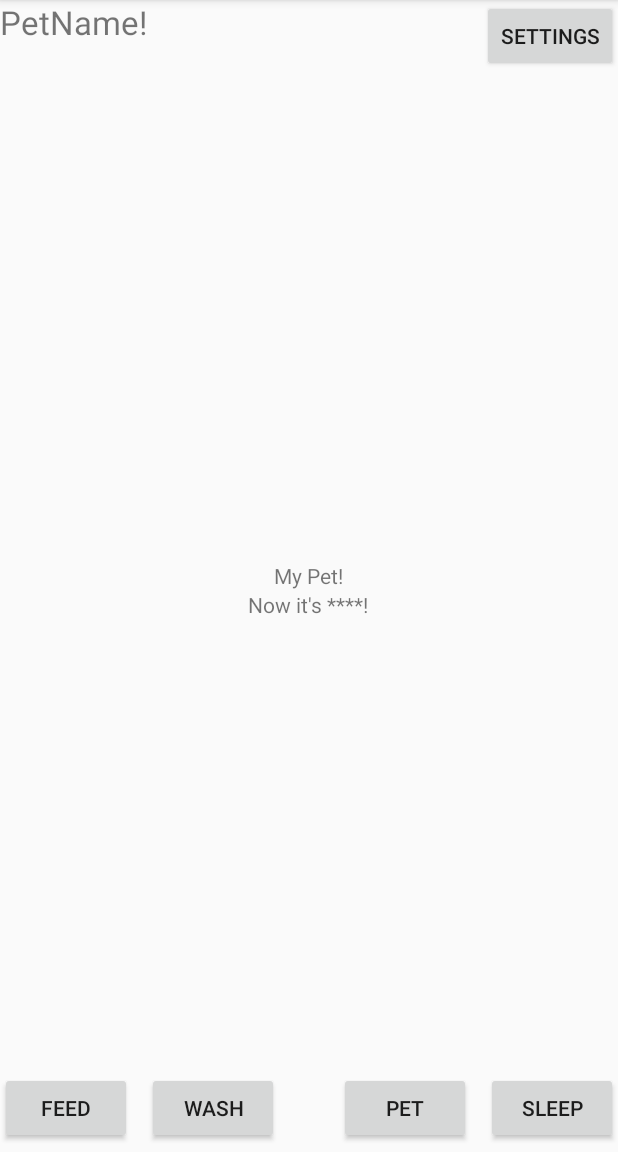
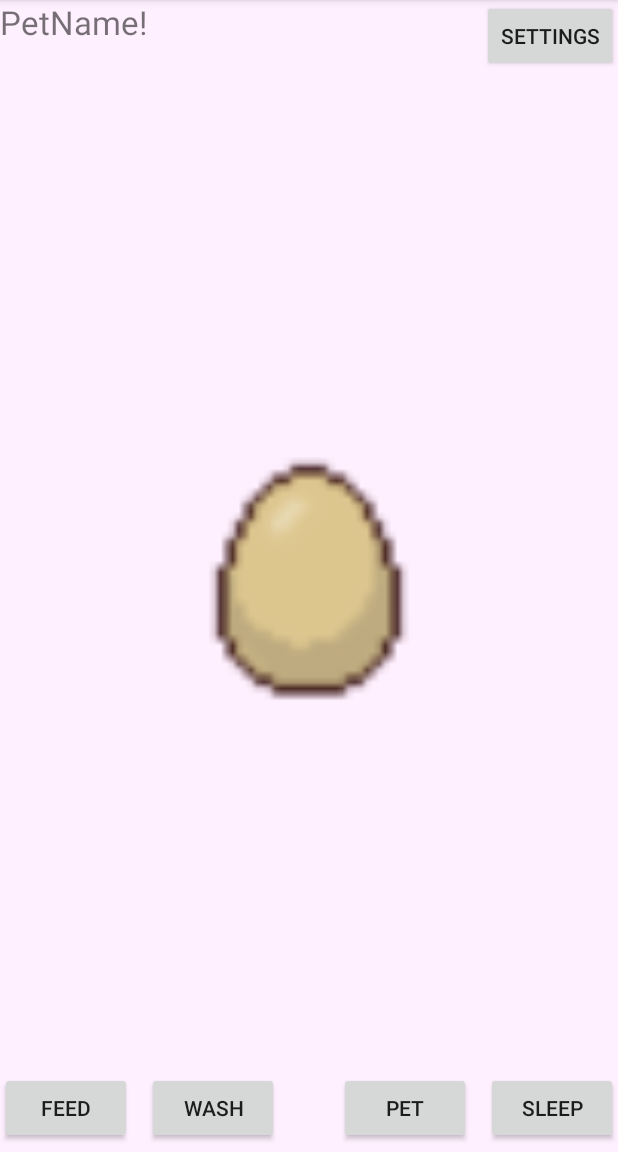
Before and after one commit to ToveVirtanen/Lemmikki, an Android app: the screen it shows after launch (MainActivity), on a phone screen of 412 x 824 dp, the part 84-1236 px from its top. Run offline under Robolectric (Android 15) with nearby library versions, the phone set to English and light mode, and no system bars.

Commit message:
Это самая последняя и самая неработающая версия.

```diff
--- a/app/src/main/java/com/example/user/lemmikki/MainActivity.java
+++ b/app/src/main/java/com/example/user/lemmikki/MainActivity.java
@@ -1,12 +1,19 @@
 package com.example.user.lemmikki;
 
 import android.app.Activity;
+import android.graphics.Color;
 import android.graphics.drawable.Drawable;
 import android.os.Bundle;
+import android.os.Handler;
+import android.view.View;
+import android.widget.Button;
 import android.widget.ImageView;
 import android.support.v7.app.AppCompatActivity;
+import android.widget.RelativeLayout;
 
 public class MainActivity extends AppCompatActivity {
+
+    Handler handler = new Handler();
 
     @Override
     protected void onCreate(Bundle savedInstanceState) {
@@ -14,10 +21,75 @@ public class MainActivity extends AppCompatActivity {
         setContentView(R.layout.activity_main);
 
 
-        ImageView imageView=(ImageView) findViewById(R.id.icon);
-
-        imageView.setImageDrawable(Drawable.createFromPath("egg.png"));
-    }
+        final ImageView imageView = (ImageView) findViewById(R.id.egg);
 
 
+        Button button1 = (Button) findViewById(R.id.button1);
+        View.OnClickListener listener1 = new View.OnClickListener() {
+            @Override
+            public void onClick(View v) {
+                imageView.setImageResource(R.drawable.stars);
+                handler.postDelayed(new Runnable() {
+                    @Override
+                    public void run() {
+                        imageView.setImageResource(R.drawable.egg);
+                    }
+                }, 1000);
+            }
+
+        };
+        button1.setOnClickListener(listener1);
+
+        Button button2 = (Button) findViewById(R.id.button2);
+        View.OnClickListener listener2 = new View.OnClickListener() {
+            @Override
+            public void onClick(View v) {
+                imageView.setImageResource(R.drawable.washable);
+                handler.postDelayed(new Runnable() {
+                    @Override
+                    public void run() {
+                        imageView.setImageResource(R.drawable.egg);
+                    }
+                }, 1000);
+            }
+
+        };
+        button2.setOnClickListener(listener2);
+
+        Button button3 = (Button) findViewById(R.id.button3);
+        View.OnClickListener listener3 = new View.OnClickListener() {
+            @Override
+            public void onClick(View v) {
+                imageView.setImageResource(R.drawable.lovable);
+                handler.postDelayed(new Runnable() {
+                    @Override
+                    public void run() {
+                        imageView.setImageResource(R.drawable.egg);
+                    }
+                }, 1000);
+            }
+
+        };
+        button3.setOnClickListener(listener3);
+
+
+        Button button4 = (Button) findViewById(R.id.button4);
+        View.OnClickListener listener4 = new View.OnClickListener() {
+            @Override
+            public void onClick(View v){
+                if (get.RGB==0) {
+                    BackGroundColorCurr = 1;
+                    RelativeLayout bgElement = (RelativeLayout) findViewById(R.id.main_container);
+                    bgElement.setBackgroundColor(Color.BLACK);
+                } else {
+                    BackGroundColorCurr=0;
+                    RelativeLayout bgElement = (RelativeLayout) findViewById(R.id.main_container);
+                    bgElement.setBackgroundColor(Color.GRAY);
+                }
+            }
+
+        };
+        button4.setOnClickListener(listener4);
+
+    }
 }
--- a/app/src/main/res/layout/activity_main.xml
+++ b/app/src/main/res/layout/activity_main.xml
@@ -3,7 +3,9 @@
     android:layout_width="match_parent"
     android:layout_height="match_parent"
     tools:context="com.example.user.lemmikki.MainActivity"
-    xmlns:tools="http://schemas.android.com/tools">
+    xmlns:tools="http://schemas.android.com/tools"
+    android:background="@color/LightPink"
+    android:id="@+id/main_container">
 
 
     <TextView
@@ -85,14 +87,12 @@
         />
 
     <ImageView
-        android:id="@+id/icon"
-        android:layout_width="500dp"
-        android:layout_height="495dp"
+        android:id="@+id/egg"
+        android:layout_width="200dp"
+        android:layout_height="195dp"
         android:src="@drawable/egg"
-        tools:layout_editor_absoluteX="8dp"
-        tools:layout_editor_absoluteY="8dp"
-        android:layout_alignParentTop="true"
-        android:layout_centerHorizontal="true"
-        android:contentDescription="1" />
+        android:layout_centerVertical="true"
+        android:layout_centerHorizontal="true"/>
+
 
 </RelativeLayout>
--- a/app/src/main/res/values/colors.xml
+++ b/app/src/main/res/values/colors.xml
@@ -3,4 +3,5 @@
     <color name="colorPrimary">#3F51B5</color>
     <color name="colorPrimaryDark">#303F9F</color>
     <color name="colorAccent">#FF4081</color>
+    <color name="LightPink">#FFF0FF</color>
 </resources>
```
Also changed, not shown: app/src/main/res/drawable/egg.png, app/src/main/res/drawable/lovable.png (added), app/src/main/res/drawable/stars.png (added), app/src/main/res/drawable/washable.png (added).
